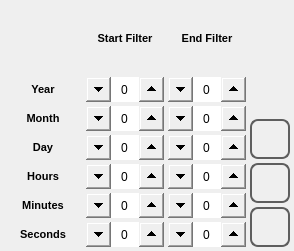
The window that qt_library/ATCMstore/store_filter.ui (MECTsrl/mect_plugins) describes before a commit, drawn with Qt 5.
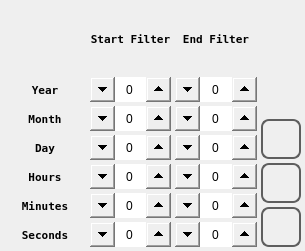
The same window after the commit. Icons and pictures are not drawn.

Commit message: - add systemicons.qrc into the library - put the navigation button in the same way everywhere - put status message into store and trend windows - fix net_conf page

```diff
--- a/qt_library/ATCMstore/store_filter.ui
+++ b/qt_library/ATCMstore/store_filter.ui
@@ -6,7 +6,7 @@
    <rect>
     <x>0</x>
     <y>0</y>
-    <width>294</width>
+    <width>305</width>
     <height>251</height>
    </rect>
   </property>
@@ -117,7 +117,7 @@
        </property>
        <property name="font">
         <font>
-         <family>Ubuntu</family>
+         <family>DejaVu Sans Mono</family>
          <pointsize>8</pointsize>
          <weight>99</weight>
          <italic>false</italic>
@@ -142,7 +142,7 @@
        </property>
        <property name="font">
         <font>
-         <family>Ubuntu</family>
+         <family>DejaVu Sans Mono</family>
          <pointsize>8</pointsize>
          <weight>99</weight>
          <italic>false</italic>
@@ -167,7 +167,7 @@
        </property>
        <property name="font">
         <font>
-         <family>Ubuntu</family>
+         <family>DejaVu Sans Mono</family>
          <pointsize>8</pointsize>
          <weight>99</weight>
          <italic>false</italic>
@@ -269,7 +269,7 @@
        </property>
        <property name="font">
         <font>
-         <family>Ubuntu</family>
+         <family>DejaVu Sans Mono</family>
          <pointsize>8</pointsize>
          <weight>99</weight>
          <italic>false</italic>
@@ -365,7 +365,7 @@
        </property>
        <property name="font">
         <font>
-         <family>Ubuntu</family>
+         <family>DejaVu Sans Mono</family>
          <pointsize>8</pointsize>
          <weight>99</weight>
          <italic>false</italic>
@@ -461,7 +461,7 @@
        </property>
        <property name="font">
         <font>
-         <family>Ubuntu</family>
+         <family>DejaVu Sans Mono</family>
          <pointsize>8</pointsize>
          <weight>99</weight>
          <italic>false</italic>
@@ -557,7 +557,7 @@
        </property>
        <property name="font">
         <font>
-         <family>Ubuntu</family>
+         <family>DejaVu Sans Mono</family>
          <pointsize>8</pointsize>
          <weight>99</weight>
          <italic>false</italic>
@@ -653,7 +653,7 @@
        </property>
        <property name="font">
         <font>
-         <family>Ubuntu</family>
+         <family>DejaVu Sans Mono</family>
          <pointsize>8</pointsize>
          <weight>99</weight>
          <italic>false</italic>
@@ -743,6 +743,9 @@
    </item>
    <item>
     <layout class="QVBoxLayout" name="verticalLayout">
+     <property name="spacing">
+      <number>4</number>
+     </property>
      <item>
       <spacer name="verticalSpacer">
        <property name="orientation">
```
Left out of the diff: 8 changed lines with no effect on the pictures. The commit also changes 279 other files.
